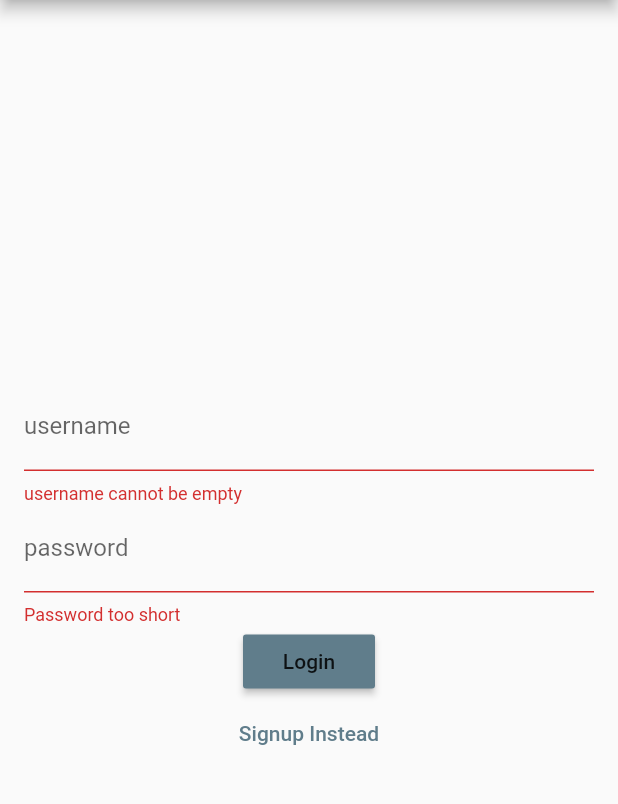
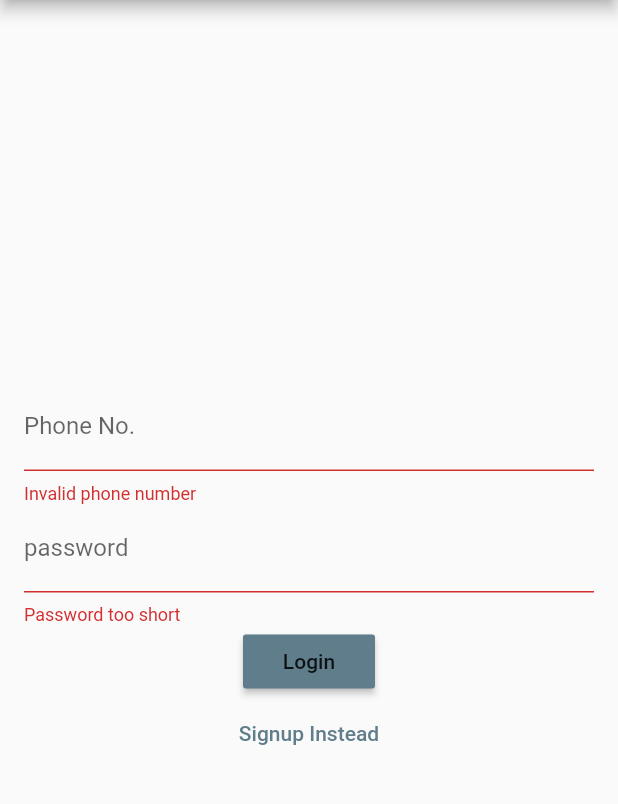
Before and after one commit to adityarajpt/IETDAVV-InternalHackathon-ZenMode, a Flutter app: the screen it shows after launch, after a tap on "Create Account", after a tap on "Login Instead", after a tap on "Login", on a phone screen of 412 x 824 dp, the part 84-888 px from its top. Run offline on Flutter 3.47's test engine with Material 2 defaults, Android fonts, the phone set to English and light mode, and no system bars; our stand-ins replace geolocator, google_maps_flutter.

Commit message:
fixed login

```diff
--- a/lib/login_page.dart
+++ b/lib/login_page.dart
@@ -33,12 +33,15 @@ class _LoginPageState extends State<LoginPage> {
     setState(() {
       _disableButton = true;
     });
-    var domain = Provider.of<Domain>(context).domain;
+    var domain = Provider.of<Domain>(context, listen: false).domain;
     var phoneNumber = _formData['phone_no'].trim();
     var password = _formData['password'];
+    print(phoneNumber);
+    print(password);
+    var url = '$domain/login?phone_no=$phoneNumber&password=$password';
+    print(url);
     try {
-      var response = await http
-          .get('$domain/login?phone_no=$phoneNumber&password=$password');
+      var response = await http.get(url);
       if (response.statusCode != 200) {
         throw ArgumentError(
             "Request returned with status code ${response.statusCode}");
@@ -54,7 +57,7 @@ class _LoginPageState extends State<LoginPage> {
         throw ArgumentError("Missing id from response body");
       }
       var userid = data['id'];
-      Provider.of<Token>(context).setToken(userid);
+      Provider.of<Token>(context, listen: false).setToken(userid);
       Navigator.of(context).pushReplacementNamed('/map');
     } catch (e) {
       print(e);
@@ -98,20 +101,24 @@ class _LoginPageState extends State<LoginPage> {
             children: [
               TextFormField(
                 decoration: InputDecoration(
-                  labelText: 'username',
+                  labelText: 'Phone No.',
                 ),
                 textInputAction: TextInputAction.next,
                 onFieldSubmitted: (_) =>
                     FocusScope.of(context).requestFocus(_passwordFocusNode),
                 onSaved: (value) {
-                  _formData['username'] = value;
+                  _formData['phone_no'] = value;
                 },
                 validator: (value) {
-                  if (value.trim().length == 0)
-                    return "username cannot be empty";
-                  if (value.trim().contains(RegExp(r'\W')))
-                    return "No whitespace allowed in username";
-                  return null;
+                  value = value.trim();
+                  var matchGroup = RegExp(r'\d{10}').allMatches(value).toList();
+                  if (matchGroup.length > 0) {
+                    print(matchGroup[0].group(0));
+                    if (matchGroup[0].group(0) != value)
+                      return "Invalid phone number";
+                    return null;
+                  }
+                  return "Invalid phone number";
                 },
               ),
               TextFormField(
@@ -122,7 +129,7 @@ class _LoginPageState extends State<LoginPage> {
                 obscureText: true,
                 onFieldSubmitted: (_) => _login(context),
                 validator: (value) {
-                  if (value.length < 8) return "Password too short";
+                  if (value.length < 6) return "Password too short";
                   return null;
                 },
                 onSaved: (value) {
```
